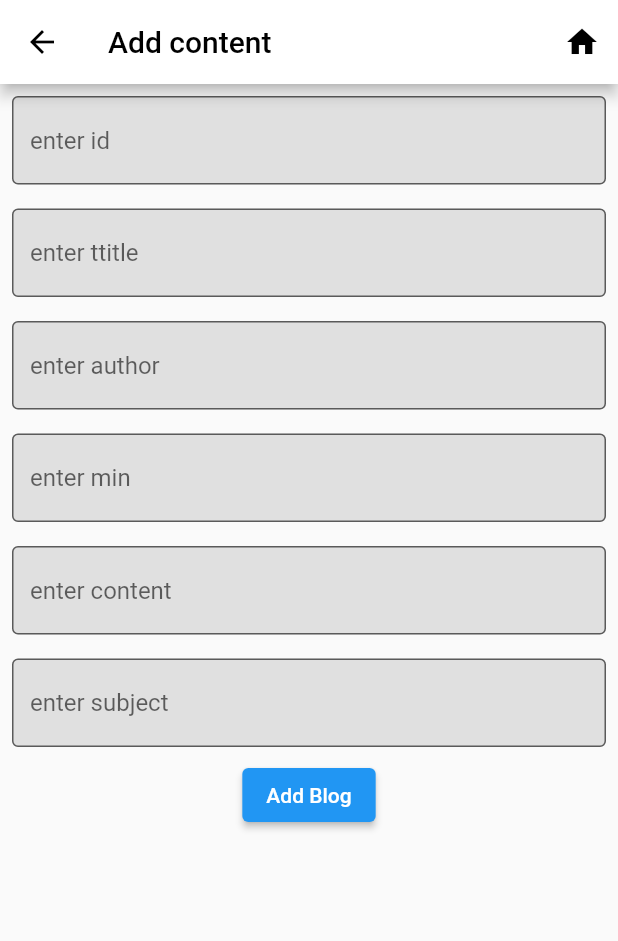
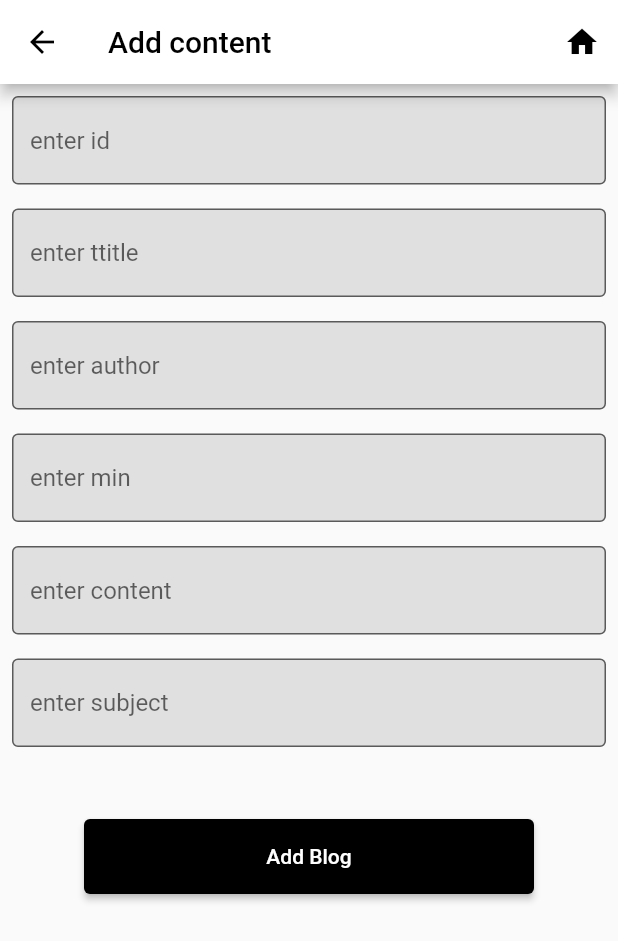
Before and after one commit to Flutter-GG/HW-2, a Flutter app: the Addpage screen opened directly, on a phone screen of 412 x 824 dp. Shown: the top 941 px of the screen. Run offline on Flutter 3.47's test engine with Material 2 defaults, Android fonts, the light colour scheme and no system bars.

Commit message:
change ElevatedButton color and sizes

```diff
--- a/myproject/lib/view/add_screen.dart
+++ b/myproject/lib/view/add_screen.dart
@@ -106,8 +106,16 @@ class _AddpageState extends State<Addpage> {
                     hintText: "enter subject"),
               ),
             ),
-            ElevatedButton(
-
+            SizedBox(
+              height: 40,
+            ),
+            SizedBox(
+              height: 50,
+              width: 300,
+              child: ElevatedButton(
+                  style: ElevatedButton.styleFrom(
+                    primary: Colors.black,
+                  ),
                   onPressed: () {
                     Blog newblog = Blog(
                       id: idController.text,
@@ -123,7 +131,10 @@ class _AddpageState extends State<Addpage> {
                     setState(() {});
                     context.gitpush(Home());
                   },
-                child: Text("Add Blog"))
+                  child: Text(
+                    "Add Blog",
+                  )),
+            )
           ],
         ),
       ),
```
Lines whose indentation alone changed are shown as unchanged.
